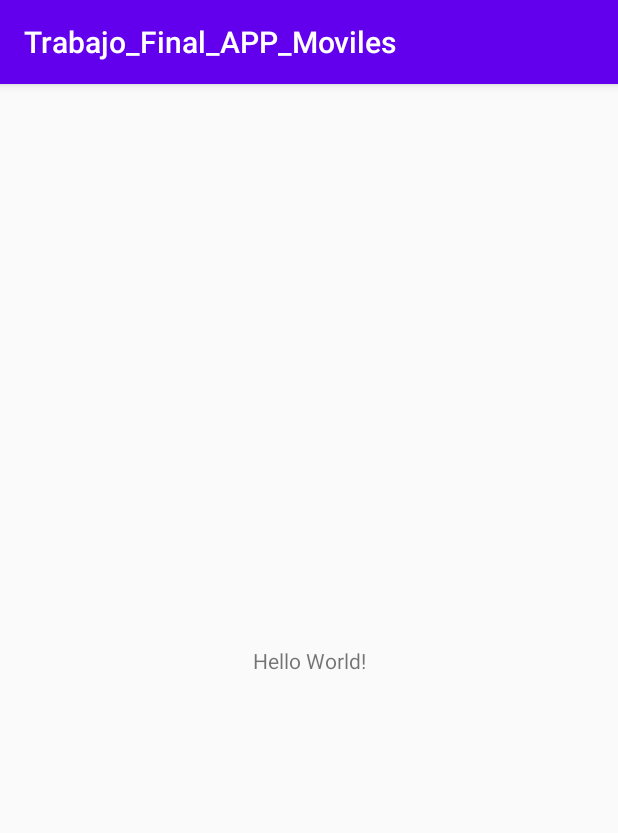
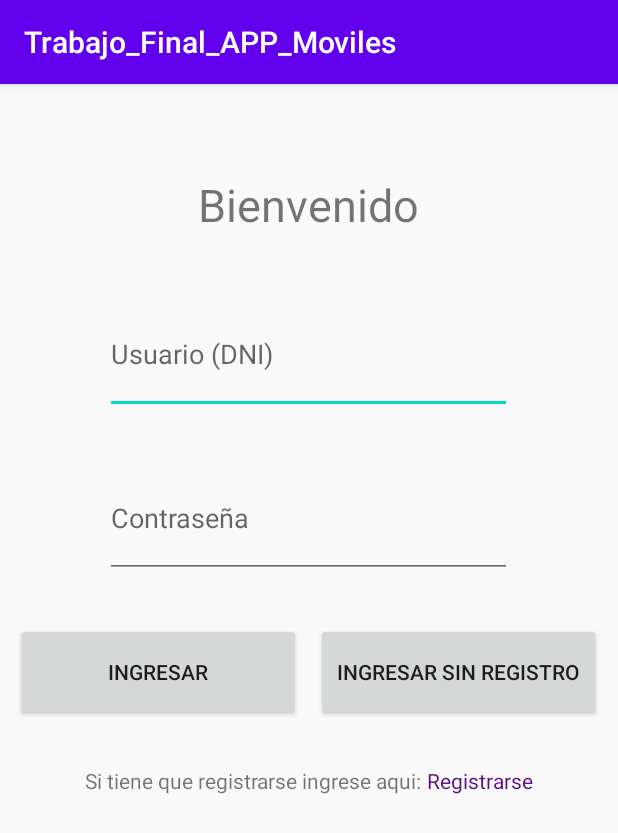
Before and after one commit to SoraireEmmanuel/Trabajo_Final_APP_Moviles, an Android app: the screen it shows after launch (MainActivity), on a phone screen of 412 x 824 dp. Shown: the top 833 px of the screen. Run offline under Robolectric (Android 15) with nearby library versions, the phone set to English and light mode, and no system bars.

Commit message:
Layout pagina inicial

```diff
--- a/app/src/main/res/layout/activity_main.xml
+++ b/app/src/main/res/layout/activity_main.xml
@@ -1,18 +1,102 @@
 <?xml version="1.0" encoding="utf-8"?>
-<androidx.constraintlayout.widget.ConstraintLayout xmlns:android="http://schemas.android.com/apk/res/android"
+
+<LinearLayout
+    xmlns:android="http://schemas.android.com/apk/res/android"
     xmlns:app="http://schemas.android.com/apk/res-auto"
     xmlns:tools="http://schemas.android.com/tools"
     android:layout_width="match_parent"
     android:layout_height="match_parent"
+    android:layout_gravity="center_horizontal"
+    android:orientation="vertical"
     tools:context=".MainActivity">
+
+
+    <TextView
+        android:id="@+id/textView"
+        android:layout_width="wrap_content"
+        android:layout_height="wrap_content"
+        android:layout_marginTop="60dp"
+        android:layout_gravity="center_horizontal"
+        android:text="@string/inicio"
+        android:textSize="30sp"
+        />
+
+    <Space
+        android:layout_width="match_parent"
+        android:layout_height="40dp" />
+
+    <EditText
+        android:id="@+id/campoUsuario"
+        android:layout_width="271dp"
+        android:layout_height="79dp"
+        android:layout_gravity="center_horizontal"
+        android:inputType="number"
+        android:autofillHints="false"
+        android:hint="@string/usuario"
+        tools:ignore="LabelFor" />
+
+    <Space
+        android:layout_width="match_parent"
+        android:layout_height="30dp" />
+
+    <EditText
+        android:hint="@string/contrasenia"
+        android:id="@+id/campoContrasenia"
+        android:layout_width="271dp"
+        android:layout_height="79dp"
+        android:layout_gravity="center_horizontal"
+        android:inputType="textPassword"
+        android:importantForAutofill="no" />
+
+    <Space
+        android:layout_width="match_parent"
+        android:layout_height="30dp" />
+
+    <LinearLayout
+        android:layout_width="wrap_content"
+        android:layout_height="wrap_content"
+        android:orientation="horizontal"
+        android:layout_gravity="center_horizontal"
+        >
+
+        <Button
+            android:id="@+id/btnIngresar"
+            android:layout_width="190dp"
+            android:layout_height="65dp"
+            android:text="@string/ingresar" />
+
+        <Space
+            android:layout_width="10dp"
+            android:layout_height="wrap_content"
+            />
+
+        <Button
+            android:id="@+id/btnIngresarSinRegistro"
+            android:layout_width="190dp"
+            android:layout_height="65dp"
+            android:text="@string/ingresarSinRegistro" />
+
+    </LinearLayout>
+
+    <Space
+        android:layout_width="match_parent"
+        android:layout_height="30dp" />
+<LinearLayout
+    android:layout_width="match_parent"
+    android:layout_height="match_parent"
+    android:orientation="horizontal"
+    android:gravity="center">
 
     <TextView
         android:layout_width="wrap_content"
-        android:layout_height="wrap_content"
-        android:text="Hello World!"
-        app:layout_constraintBottom_toBottomOf="parent"
-        app:layout_constraintLeft_toLeftOf="parent"
-        app:layout_constraintRight_toRightOf="parent"
-        app:layout_constraintTop_toTopOf="parent" />
+        android:layout_height="match_parent"
+        android:text="Si tiene que registrarse ingrese aqui: " />
 
-</androidx.constraintlayout.widget.ConstraintLayout>
+    <TextView
+        android:id="@+id/registrar"
+        android:layout_width="wrap_content"
+        android:layout_height="match_parent"
+        android:text="@string/registrar"
+        android:textColor="#5C0C85" />
+</LinearLayout>
+</LinearLayout>
--- a/app/src/main/res/values/strings.xml
+++ b/app/src/main/res/values/strings.xml
@@ -1,3 +1,34 @@
 <resources>
     <string name="app_name">Trabajo_Final_APP_Moviles</string>
+
+    /*loguin*/
+    <string name="inicio">Bienvenido</string>
+    <string name="usuario">Usuario (DNI) </string>
+    <string name="contraseña">Contraseña</string>
+    <string name="ingresar">Ingresar</string>
+    <string name="registrar">Registrarse</string>
+    <string name="title_activity_perfil">PerfilActivity</string>
+    <string name="tab_text_1">Mi Perfil</string>
+    <string name="tab_text_2">Todos los Perfiles</string>
+<string name="ingresarSinRegistro">Ingresar Sin Registro</string>
+
+    /*registro*/
+    <string name="nombre">Nombre</string>
+    <string name="aoellido">Apellido</string>
+    <string name="contrasenia">Contraseña</string>
+    <string name="rol">Rol</string>
+    <string name="mail">E-mail</string>
+    <string name="Elija">Elija un Rol</string>
+    <string name="todo">TODO</string>
+    <string name="cargarImagen">Cargar Imagen . . . </string>
+
+    <!-- TODO: Remove or change this placeholder text -->
+    <string name="hello_blank_fragment">Hello blank fragment</string>
+
+    /*mi Perfil*/
+
+    /*todo los perfiles*/
+
+
+    /*activity web*/
 </resources>
```
